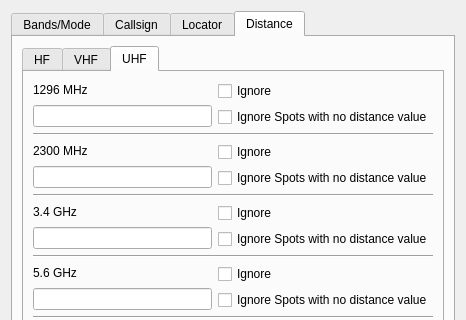
Qt form mqt/MqtLogger/clusterclientfilterdialog.ui (Rsclub22/Minos2-Mirror) before a commit; both pictures show x 0 to 466 and y 0 to 320 of the 466 by 586 pixel window.
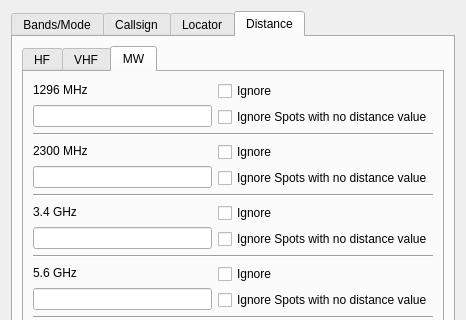
The same form after that commit. The open tabs and pages were chosen to show the change.

```diff
--- a/mqt/MqtLogger/clusterclientfilterdialog.ui
+++ b/mqt/MqtLogger/clusterclientfilterdialog.ui
@@ -6,7 +6,7 @@
    <rect>
     <x>0</x>
     <y>0</y>
-    <width>403</width>
+    <width>443</width>
     <height>586</height>
    </rect>
   </property>
@@ -1023,7 +1023,7 @@
          </widget>
          <widget class="QWidget" name="uhfDuistances">
           <attribute name="title">
-           <string>UHF</string>
+           <string>MW</string>
           </attribute>
           <layout class="QVBoxLayout" name="verticalLayout_7">
            <item>
```
Left out of the diff: 16 changed lines with no effect on the pictures.
